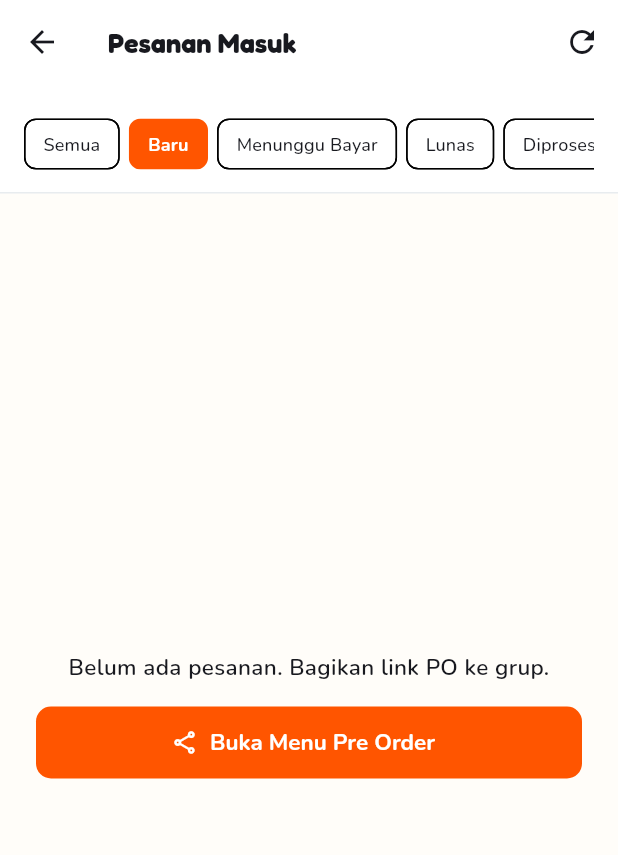
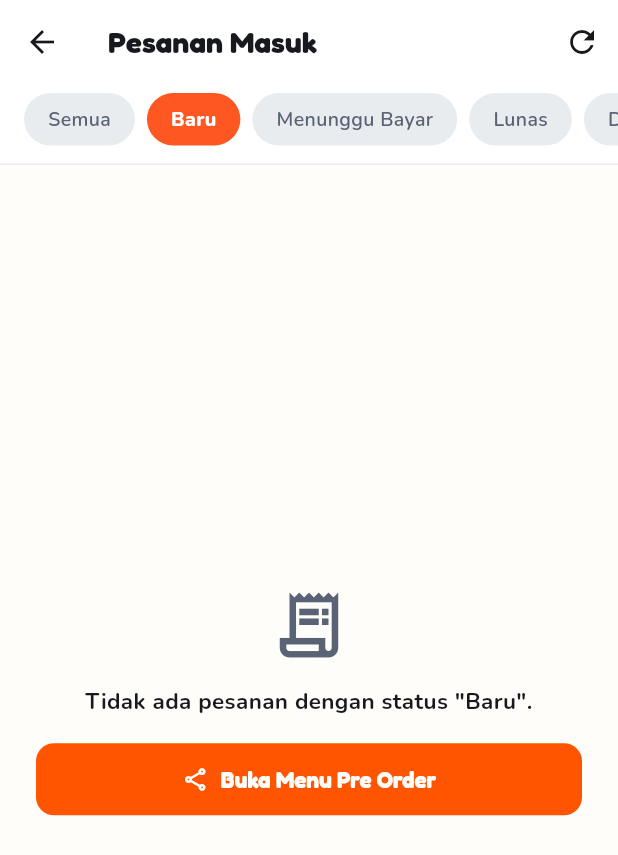
Before and after one commit to luckytrusted8-svg/SakuSales, a Flutter app: the OrdersScreen screen opened directly, after a tap on "Baru", on a phone screen of 412 x 824 dp. Shown: the top 855 px of the screen. Run offline on Flutter 3.47's test engine with Material 3 defaults, Android fonts, the phone set to English and light mode, and no system bars; our stand-ins replace audioplayers, google_fonts, share_plus, shared_preferences, supabase_flutter; missing offline and left inert: onesignal_flutter; accounts and stored records are empty.

Commit message:
feat(ui): refactor scrollable filter chips to pill-shaped style with counts

```diff
--- a/lib/screens/orders/orders_screen.dart
+++ b/lib/screens/orders/orders_screen.dart
@@ -1,4 +1,5 @@
 import 'package:flutter/material.dart';
+import 'package:google_fonts/google_fonts.dart';
 import '../../core/services/supabase_service.dart';
 import '../../core/theme/app_colors.dart';
 import '../../core/utils/currency_formatter.dart';
@@ -65,9 +66,14 @@ class _OrdersScreenState extends State<OrdersScreen> {
 
   @override
   Widget build(BuildContext context) {
+    final isDark = Theme.of(context).brightness == Brightness.dark;
+
     return Scaffold(
       appBar: AppBar(
-        title: const Text('Pesanan Masuk'),
+        title: Text(
+          'Pesanan Masuk',
+          style: GoogleFonts.fredoka(fontWeight: FontWeight.w700, fontSize: 20),
+        ),
         actions: [
           IconButton(
             icon: const Icon(Icons.refresh_outlined),
@@ -75,19 +81,44 @@ class _OrdersScreenState extends State<OrdersScreen> {
             onPressed: _loadPoSessions,
           ),
         ],
+        elevation: 0,
       ),
-      body: Column(
+      body: StreamBuilder<List<Order>>(
+        stream: SupabaseService.instance.streamOrders(
+          poId: _selectedPoId,
+        ),
+        builder: (context, snapshot) {
+          if (snapshot.connectionState == ConnectionState.waiting && !snapshot.hasData) {
+            return const Center(child: CircularProgressIndicator());
+          }
+
+          if (snapshot.hasError) {
+            return Center(
+              child: Padding(
+                padding: const EdgeInsets.all(24.0),
+                child: Text(
+                  'Gagal memuat pesanan: ${snapshot.error}',
+                  textAlign: TextAlign.center,
+                  style: GoogleFonts.nunito(color: AppColors.danger),
+                ),
+              ),
+            );
+          }
+
+          final allOrders = snapshot.data ?? [];
+          final filteredOrders = _selectedStatus == null
+              ? allOrders
+              : allOrders.where((o) => o.status == _selectedStatus).toList();
+
+          return Column(
             children: [
               // Filter Bar
               Container(
-            padding: const EdgeInsets.symmetric(horizontal: 16, vertical: 8),
                 decoration: BoxDecoration(
-              color: Theme.of(context).cardColor,
+                  color: isDark ? AppColors.darkSurface : AppColors.lightSurface,
                   border: Border(
                     bottom: BorderSide(
-                  color: Theme.of(context).brightness == Brightness.dark
-                      ? AppColors.darkBorder
-                      : AppColors.lightBorder,
+                      color: isDark ? AppColors.darkBorder : AppColors.lightBorder,
                     ),
                   ),
                 ),
@@ -96,16 +127,17 @@ class _OrdersScreenState extends State<OrdersScreen> {
                   children: [
                     // PO Selector Dropdown
                     if (!_isLoadingPo && _poList.isNotEmpty)
-                  Container(
+                      Padding(
+                        padding: const EdgeInsets.fromLTRB(16, 10, 16, 4),
+                        child: Container(
                           height: 44,
                           padding: const EdgeInsets.symmetric(horizontal: 12),
                           decoration: BoxDecoration(
+                            color: isDark ? const Color(0xFF252936) : Colors.white,
                             border: Border.all(
-                        color: Theme.of(context).brightness == Brightness.dark
-                            ? AppColors.darkBorder
-                            : AppColors.lightBorder,
+                              color: isDark ? AppColors.darkBorder : AppColors.lightBorder,
                             ),
-                      borderRadius: BorderRadius.circular(8),
+                            borderRadius: BorderRadius.circular(12),
                           ),
                           child: DropdownButtonHideUnderline(
                             child: DropdownButton<String?>(
@@ -130,17 +162,27 @@ class _OrdersScreenState extends State<OrdersScreen> {
                             ),
                           ),
                         ),
+                      ),
 
-                const SizedBox(height: 8),
-
-                // Status Filter Chips
-                SingleChildScrollView(
+                    // Scrollable Filter Chips (Pill-shaped, Dark Mode Styled)
+                    ScrollConfiguration(
+                      behavior: ScrollConfiguration.of(context).copyWith(scrollbars: false),
+                      child: SingleChildScrollView(
                         scrollDirection: Axis.horizontal,
+                        physics: const BouncingScrollPhysics(),
+                        padding: const EdgeInsets.fromLTRB(16, 6, 16, 12),
                         child: Row(
                           children: [
-                      _buildFilterChip('Semua', null),
-                      ...OrderStatus.values.map((s) => _buildFilterChip(s.label, s)),
+                            _buildFilterChip('Semua', null, allOrders.length),
+                            ...OrderStatus.values.map(
+                              (s) => _buildFilterChip(
+                                s.label,
+                                s,
+                                allOrders.where((o) => o.status == s).length,
+                              ),
+                            ),
                           ],
+                        ),
                       ),
                     ),
                   ],
@@ -149,46 +191,46 @@ class _OrdersScreenState extends State<OrdersScreen> {
 
               // Realtime Orders Stream List
               Expanded(
-            child: StreamBuilder<List<Order>>(
-              stream: SupabaseService.instance.streamOrders(
-                poId: _selectedPoId,
-                status: _selectedStatus,
-              ),
-              builder: (context, snapshot) {
-                if (snapshot.connectionState == ConnectionState.waiting) {
-                  return const Center(child: CircularProgressIndicator());
-                }
-
-                if (snapshot.hasError) {
-                  return Center(
-                    child: Padding(
-                      padding: const EdgeInsets.all(24.0),
-                      child: Text(
-                        'Gagal memuat pesanan: ${snapshot.error}',
-                        textAlign: TextAlign.center,
-                      ),
-                    ),
-                  );
-                }
-
-                final orders = snapshot.data ?? [];
-
-                if (orders.isEmpty) {
-                  return Center(
+                child: filteredOrders.isEmpty
+                    ? Center(
                         child: Padding(
                           padding: const EdgeInsets.all(24.0),
                           child: Column(
                             mainAxisAlignment: MainAxisAlignment.center,
                             children: [
-                          const Text(
-                            'Belum ada pesanan. Bagikan link PO ke grup.',
+                              Icon(
+                                Icons.receipt_long_outlined,
+                                size: 52,
+                                color: isDark ? AppColors.darkTextMuted : AppColors.lightTextMuted,
+                              ),
+                              const SizedBox(height: 14),
+                              Text(
+                                _selectedStatus != null
+                                    ? 'Tidak ada pesanan dengan status "${_selectedStatus!.label}".'
+                                    : 'Belum ada pesanan. Bagikan link PO ke grup.',
                                 textAlign: TextAlign.center,
-                            style: TextStyle(fontSize: 15, fontWeight: FontWeight.w600),
+                                style: GoogleFonts.nunito(
+                                  fontSize: 15,
+                                  fontWeight: FontWeight.w700,
+                                  color: isDark ? Colors.white : AppColors.lightText,
                                 ),
-                          const SizedBox(height: 16),
+                              ),
+                              const SizedBox(height: 18),
                               ElevatedButton.icon(
+                                style: ElevatedButton.styleFrom(
+                                  backgroundColor: AppColors.primary,
+                                  foregroundColor: Colors.white,
+                                  elevation: 0,
+                                  shape: RoundedRectangleBorder(
+                                    borderRadius: BorderRadius.circular(12),
+                                  ),
+                                  padding: const EdgeInsets.symmetric(horizontal: 18, vertical: 12),
+                                ),
                                 icon: const Icon(Icons.share_outlined, size: 18),
-                            label: const Text('Buka Menu Pre Order'),
+                                label: Text(
+                                  'Buka Menu Pre Order',
+                                  style: GoogleFonts.fredoka(fontWeight: FontWeight.w700),
+                                ),
                                 onPressed: () {
                                   if (widget.onSwitchToPo != null) {
                                     widget.onSwitchToPo!();
@@ -202,15 +244,13 @@ class _OrdersScreenState extends State<OrdersScreen> {
                             ],
                           ),
                         ),
-                  );
-                }
-
-                return ListView.separated(
+                      )
+                    : ListView.separated(
                         padding: const EdgeInsets.symmetric(horizontal: 16, vertical: 12),
-                  itemCount: orders.length,
+                        itemCount: filteredOrders.length,
                         separatorBuilder: (_, __) => const SizedBox(height: 8),
                         itemBuilder: (context, index) {
-                    final order = orders[index];
+                          final order = filteredOrders[index];
                           final statusBg = _getStatusBgColor(order.status);
 
                           return InkWell(
@@ -339,38 +379,61 @@ class _OrdersScreenState extends State<OrdersScreen> {
                             ),
                           );
                         },
-                );
-              },
                       ),
               ),
             ],
+          );
+        },
       ),
     );
   }
 
-  Widget _buildFilterChip(String label, OrderStatus? status) {
+  Widget _buildFilterChip(String label, OrderStatus? status, int count) {
     final isSelected = _selectedStatus == status;
+    final isDark = Theme.of(context).brightness == Brightness.dark;
+
+    // Spesifikasi Warna:
+    // Chip Aktif: background #FF5722, teks putih bold
+    // Chip Non-Aktif: background #2A2D3A, teks #A0A0A0
+    final bgColor = isSelected
+        ? const Color(0xFFFF5722)
+        : (isDark ? const Color(0xFF2A2D3A) : const Color(0xFFE8ECEF));
+
+    final textColor = isSelected
+        ? Colors.white
+        : (isDark ? const Color(0xFFA0A0A0) : const Color(0xFF5A6275));
+
+    final badgeText = count > 0 ? ' ($count)' : '';
+
     return Padding(
-      padding: const EdgeInsets.only(right: 6),
-      child: FilterChip(
-        label: Text(
-          label,
-          style: TextStyle(
-            fontSize: 12,
-            fontWeight: isSelected ? FontWeight.w700 : FontWeight.w500,
-            color: isSelected ? Colors.white : null,
-          ),
-        ),
-        selected: isSelected,
-        selectedColor: AppColors.olive,
-        checkmarkColor: Colors.white,
-        showCheckmark: false,
-        padding: const EdgeInsets.symmetric(horizontal: 4, vertical: 2),
-        onSelected: (_) {
+      padding: const EdgeInsets.only(right: 8),
+      child: Material(
+        color: Colors.transparent,
+        child: InkWell(
+          borderRadius: BorderRadius.circular(20),
+          onTap: () {
             setState(() {
               _selectedStatus = status;
             });
           },
+          child: AnimatedContainer(
+            duration: const Duration(milliseconds: 180),
+            padding: const EdgeInsets.symmetric(horizontal: 16, vertical: 8),
+            decoration: BoxDecoration(
+              color: bgColor,
+              borderRadius: BorderRadius.circular(20),
+              // Hapus garis tepi (border) yang kaku
+            ),
+            child: Text(
+              '$label$badgeText',
+              style: GoogleFonts.nunito(
+                fontSize: 13,
+                fontWeight: isSelected ? FontWeight.w800 : FontWeight.w600,
+                color: textColor,
+              ),
+            ),
+          ),
+        ),
       ),
     );
   }
```
Lines whose indentation alone changed are shown as unchanged.
